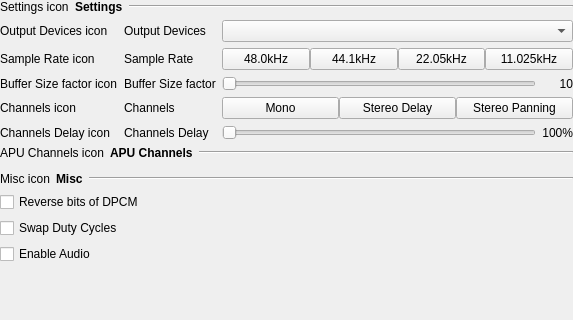
punesemu/puNES, file src/gui/designer/wdgSettingsAudio.ui: the form before one commit; both pictures show x 0 to 573 and y 0 to 320 of the 573 by 580 pixel window.
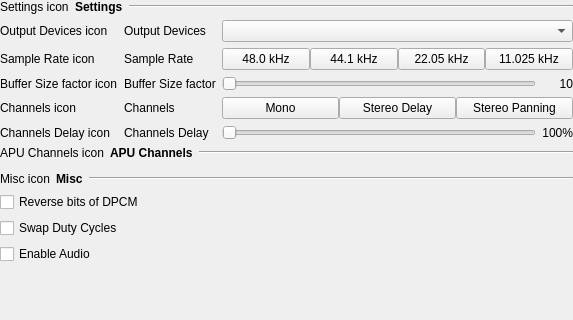
The form after the commit. Custom widgets are drawn as their Qt base class.

The edit to the form file:
```diff
--- a/src/gui/designer/wdgSettingsAudio.ui
+++ b/src/gui/designer/wdgSettingsAudio.ui
@@ -149,7 +149,7 @@
         <item>
          <widget class="QPushButton" name="pushButton_Samplarate_48000">
           <property name="text">
-           <string>48.0kHz</string>
+           <string>48.0 kHz</string>
           </property>
           <property name="checkable">
            <bool>true</bool>
@@ -159,7 +159,7 @@
         <item>
          <widget class="QPushButton" name="pushButton_Samplarate_44100">
           <property name="text">
-           <string>44.1kHz</string>
+           <string>44.1 kHz</string>
           </property>
           <property name="checkable">
            <bool>true</bool>
@@ -169,7 +169,7 @@
         <item>
          <widget class="QPushButton" name="pushButton_Samplarate_22050">
           <property name="text">
-           <string>22.05kHz</string>
+           <string>22.05 kHz</string>
           </property>
           <property name="checkable">
            <bool>true</bool>
@@ -179,7 +179,7 @@
         <item>
          <widget class="QPushButton" name="pushButton_Samplarate_11025">
           <property name="text">
-           <string>11.025kHz</string>
+           <string>11.025 kHz</string>
           </property>
           <property name="checkable">
            <bool>true</bool>
```
Left out of the diff: 19 changed lines with no effect on the pictures.
